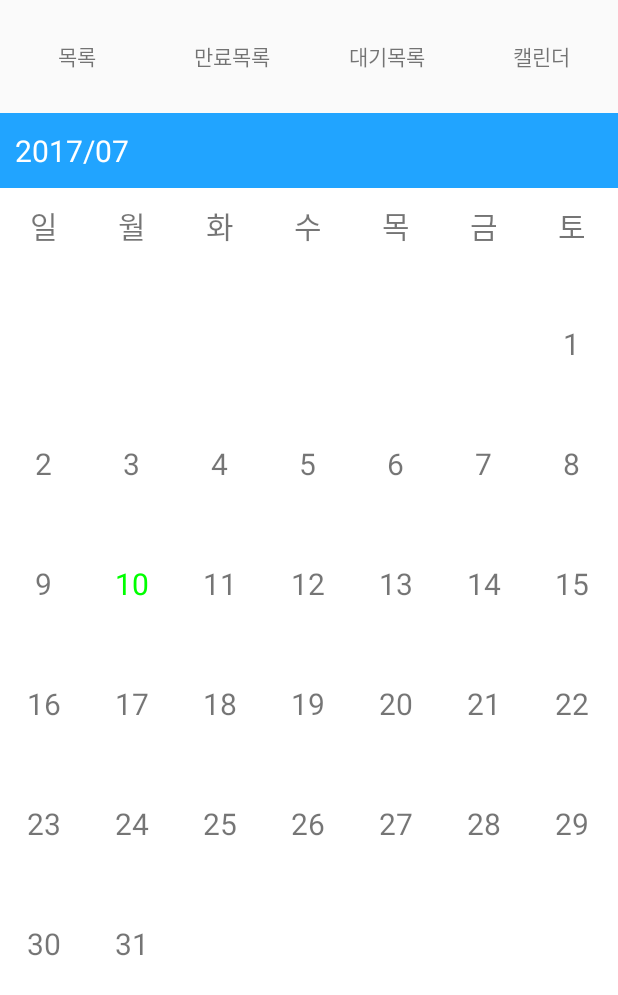
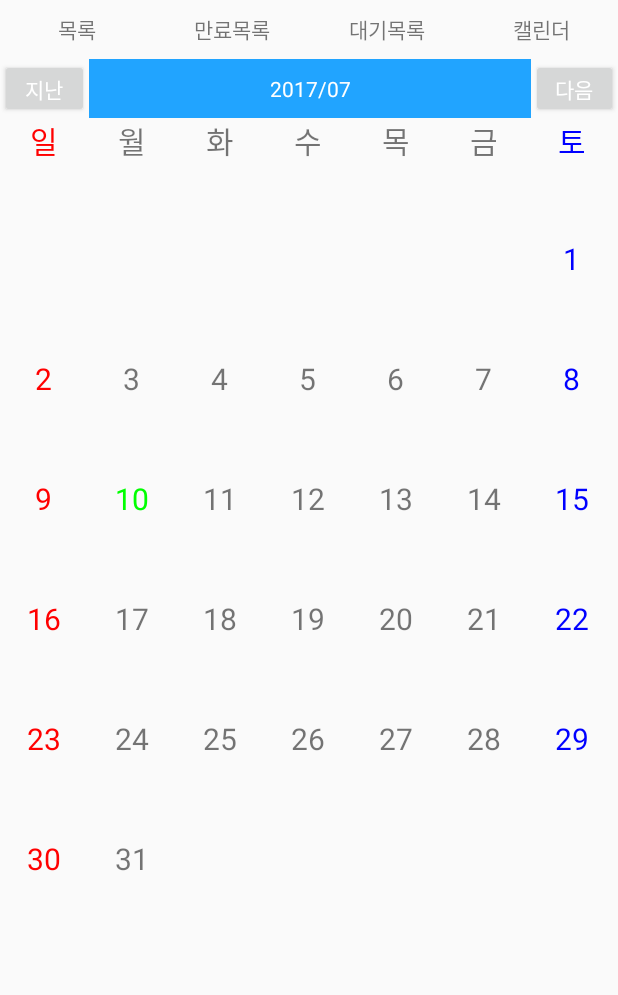
Before and after one commit to XisoDev/xposnative, an Android app: the fragment Month_Calendar shown on its own in the app's theme, on a phone screen of 412 x 824 dp. Shown: the top 995 px of the screen. Run offline under Robolectric (Android 15) with nearby library versions, the phone set to English and light mode, and no system bars.

Commit message:
calendar

```diff
--- a/app/src/main/java/com/example/macarrow/xPos/adapter/CooperPeriodAdapter.java
+++ b/app/src/main/java/com/example/macarrow/xPos/adapter/CooperPeriodAdapter.java
@@ -7,7 +7,6 @@ import android.view.ViewGroup;
 import android.widget.BaseAdapter;
 import android.widget.TextView;
 import com.example.macarrow.xPos.R;
-
 import java.text.SimpleDateFormat;
 import java.util.List;
 import java.util.Map;
@@ -31,6 +30,7 @@ public class CooperPeriodAdapter extends BaseAdapter {
 
     @Override
     public View getView(int position, View convertView, ViewGroup parent) {
+
         CooperPeriod_Item item = null;
 
         if(convertView == null) {
--- a/app/src/main/java/com/example/macarrow/xPos/fragment/Cooper_Fragment.java
+++ b/app/src/main/java/com/example/macarrow/xPos/fragment/Cooper_Fragment.java
@@ -63,8 +63,6 @@ public class Cooper_Fragment extends Fragment {
                 fab = (FloatingActionButton) view.findViewById(R.id.fab);
                 fab.attachToListView(Cooper_list);
                 fab.setOnClickListener(new View.OnClickListener() {
-
-                    private FragmentManager fm = getFragmentManager();
 
                     @Override
                     public void onClick(View v) {
--- a/app/src/main/java/com/example/macarrow/xPos/fragment/Month/Month_Calendar.java
+++ b/app/src/main/java/com/example/macarrow/xPos/fragment/Month/Month_Calendar.java
@@ -10,6 +10,7 @@ import android.view.View;
 import android.view.ViewGroup;
 import android.widget.AdapterView;
 import android.widget.BaseAdapter;
+import android.widget.Button;
 import android.widget.GridView;
 import android.widget.TextView;
 import android.widget.Toast;
@@ -19,10 +20,12 @@ import java.text.SimpleDateFormat;
 import java.util.ArrayList;
 import java.util.Calendar;
 import java.util.Date;
-import java.util.List;
 import java.util.Locale;
 
 public class Month_Calendar extends Fragment {
+
+    // 안드로이드 gridview 달력 스케줄
+    // http://blog.naver.com/PostView.nhn?blogId=onblack_&logNo=220934784083&beginTime=0&jumpingVid=&from=search&redirect=Log&widgetTypeCall=true
 
     public Month_Calendar(){}
     private MonthCalendarAdapter adapter;
@@ -40,6 +43,8 @@ public class Month_Calendar extends Fragment {
         final TextView monthCalendar = (TextView)view.findViewById(R.id.month_calendar);
         final TextView Calendar_date = (TextView)view.findViewById(R.id.calendar_date);
         final GridView Calendar_view = (GridView)view.findViewById(R.id.calendar_view);
+        final Button Last = (Button)view.findViewById(R.id.last);
+        final Button Next = (Button)view.findViewById(R.id.next);
 
         // 오늘 날짜
         long now = System.currentTimeMillis();
@@ -72,7 +77,7 @@ public class Month_Calendar extends Fragment {
             dayList.add("");
         }
 
-        setCalendarDate(mCal.get(Calendar.MONTH) + 1);
+        setCalendarDate(mCal.get(Calendar.MONTH));
         adapter = new MonthCalendarAdapter(getActivity(), dayList);
         Calendar_view.setAdapter(adapter);
 
@@ -104,6 +109,14 @@ public class Month_Calendar extends Fragment {
                     case R.id.month_calendar :
                         fm.beginTransaction().replace(R.id.content_fragment, new Month_Calendar()).commit();
                         break;
+
+                    case R.id.last :
+
+                        break;
+
+                    case R.id.next :
+
+                        break;
                 }
             }
         };
@@ -112,11 +125,15 @@ public class Month_Calendar extends Fragment {
         monthWait.setOnClickListener(clickListener);
         monthCalendar.setOnClickListener(clickListener);
 
+
+
+
+
+
         return view;
     }
 
     private void setCalendarDate (int month) {
-        mCal.set(Calendar.MONTH, month - 1);
         for (int i = 0; i < mCal.getActualMaximum(Calendar.DAY_OF_MONTH); i++) {
             dayList.add("" + (i + 1));
         }
@@ -161,9 +178,7 @@ public class Month_Calendar extends Fragment {
                 holder = (ViewHolder)convertView.getTag();
 
             }
-            holder.calendar_day.setText("" + getItem(position));
-            //holder.calendar_month_in.setText("" + getItem(position));
-            //holder.calendar_month_out.setText("" + getItem(position));
+            holder.calendar_day.setText(getItem(position) + "");
 
             // 해당 날짜 텍스트 컬러, 배경 변경
             mCal = Calendar.getInstance();
@@ -171,10 +186,18 @@ public class Month_Calendar extends Fragment {
             // 오늘 day 가져옴
             Integer today = mCal.get(Calendar.DAY_OF_MONTH);
             String sToday = String.valueOf(today);
+
             if (sToday.equals(getItem(position))) {
                 // 오늘 day 텍스트 컬러 변경
                 holder.calendar_day.setTextColor(Color.GREEN);
+
+            } else if (position % 7 == 6) {
+                holder.calendar_day.setTextColor(Color.BLUE);
+
+            } else if (position % 7 == 0) {
+                holder.calendar_day.setTextColor(Color.RED);
             }
+
             return convertView;
         }
     }
--- a/app/src/main/res/layout/history.xml
+++ b/app/src/main/res/layout/history.xml
@@ -63,6 +63,7 @@
             android:layout_height="match_parent"
             android:layout_weight="1"
             android:hint="차량 번호로 필터링"
+            android:inputType="number"
             />
         </LinearLayout>
     <LinearLayout
--- a/app/src/main/res/layout/month_calendar.xml
+++ b/app/src/main/res/layout/month_calendar.xml
@@ -47,29 +47,43 @@
     <LinearLayout
         android:layout_width="match_parent"
         android:layout_height="match_parent"
-        android:layout_weight="1"
-        android:orientation="vertical"
-        android:background="@android:color/white"
+        android:layout_weight="10"
+        android:orientation="horizontal"
         >
+        <Button
+            android:id="@+id/last"
+            android:layout_width="match_parent"
+            android:layout_height="match_parent"
+            android:layout_weight="3"
+            android:textColor="@android:color/white"
+            android:text="지난달"
+            />
         <TextView
             android:id="@+id/calendar_date"
             android:layout_width="match_parent"
-            android:layout_height="50dp"
+            android:layout_height="match_parent"
+            android:layout_weight="1"
+            android:textColor="@android:color/white"
             android:background="#21a4ff"
-            android:gravity="center_vertical"
-            android:paddingLeft="10dp"
+            android:text="2017/07"
+            android:gravity="center"
+            />
+        <Button
+            android:id="@+id/next"
+            android:layout_width="match_parent"
+            android:layout_height="match_parent"
+            android:layout_weight="3"
             android:textColor="@android:color/white"
-            android:textSize="20sp"
+            android:text="다음달"
             />
+    </LinearLayout>
     <GridView
-            android:layout_marginTop="10dp"
         android:id="@+id/calendar_view"
         android:layout_weight="1"
-            android:layout_height="0dp"
+        android:layout_height="match_parent"
         android:layout_width="match_parent"
         android:numColumns="7"
         android:listSelector="@android:color/transparent"
         >
     </GridView>
 </LinearLayout>
-</LinearLayout>
--- a/app/src/main/res/layout/month_calendar_view.xml
+++ b/app/src/main/res/layout/month_calendar_view.xml
@@ -9,18 +9,20 @@
         android:layout_width="wrap_content"
         android:layout_height="80dp"
         android:textSize="20sp"
-        android:layout_gravity="center"
+        android:layout_gravity="top|center"
         />
     <TextView
         android:id="@+id/calendar_month_in"
-        android:layout_width="wrap_content"
+        android:layout_width="match_parent"
         android:layout_height="40dp"
+        android:layout_marginTop="30dp"
         android:textSize="10sp"
         />
     <TextView
         android:id="@+id/calendar_month_out"
-        android:layout_width="wrap_content"
+        android:layout_width="match_parent"
         android:layout_height="40dp"
+        android:layout_marginTop="40dp"
         android:textSize="10sp"
         />
 </FrameLayout>
```
Also changed, not shown: app/src/main/java/com/example/macarrow/xPos/DayVo.java (deleted, +0 -26 lines), app/src/main/java/com/example/macarrow/xPos/MainActivity.java (+1 -11 lines), app/src/main/java/com/example/macarrow/xPos/fragment/Calcu_Fragment.java (deleted, +0 -267 lines). Lines whose indentation alone changed are shown as unchanged.
